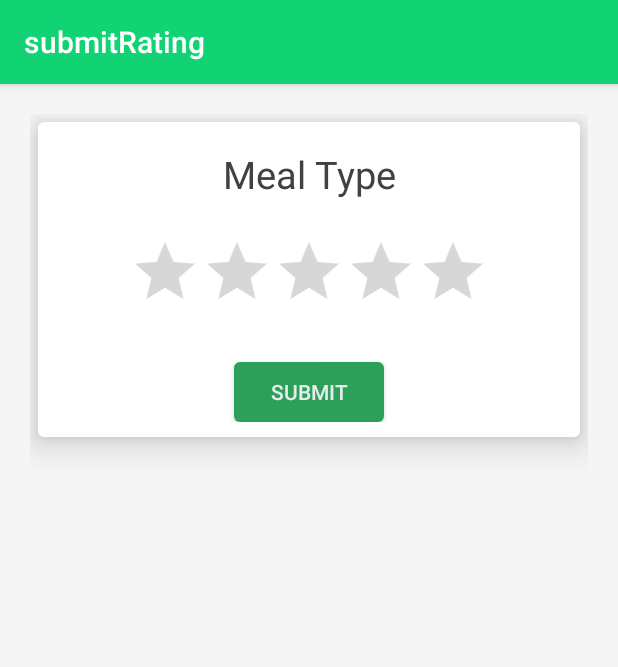
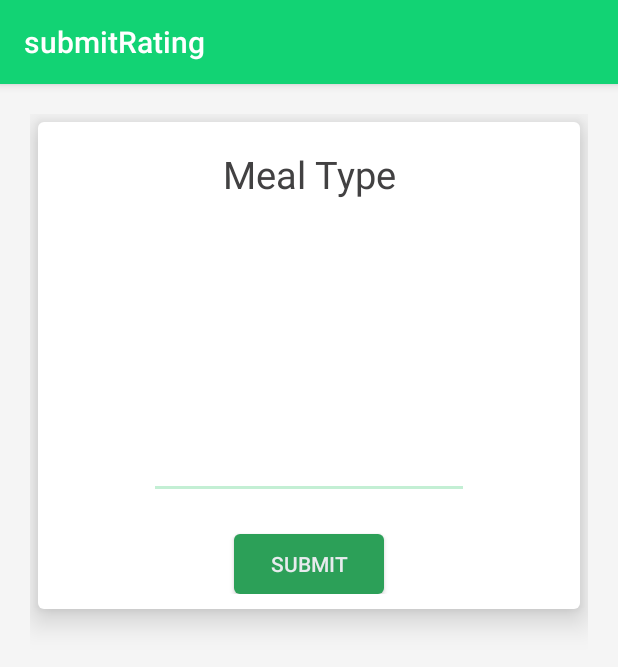
Before and after one commit to Korku02/disa, an Android app: the submitRating screen opened directly, with no data from a screen before it, on a phone screen of 412 x 824 dp. Shown: the top 667 px of the screen. Run offline under Robolectric (Android 15) with nearby library versions, the phone set to English and light mode, and no system bars; our stand-ins replace Volley; network calls fail.

Commit message:
Implemented comment and changed submit color

```diff
--- a/app/build.gradle
+++ b/app/build.gradle
@@ -2,7 +2,7 @@ apply plugin: 'com.android.application'
 
 android {
     compileSdkVersion 25
-    buildToolsVersion "25.0.3"
+    buildToolsVersion '26.0.2'
     defaultConfig {
         applicationId "iitd.messfeeback.myapplication"
         minSdkVersion 15
--- a/app/src/main/java/iitd/messfeeback/myapplication/submitRating.java
+++ b/app/src/main/java/iitd/messfeeback/myapplication/submitRating.java
@@ -9,6 +9,7 @@ import android.support.v7.widget.Toolbar;
 import android.text.format.DateFormat;
 import android.view.View;
 import android.widget.Button;
+import android.widget.EditText;
 import android.widget.RatingBar;
 import android.widget.TextView;
 import android.widget.Toast;
@@ -36,13 +37,15 @@ public class submitRating extends AppCompatActivity implements View.OnClickListe
     public static final String HOSTEL = "hostel";
     public static final  String RATING = "rating";
     public static final String MEAL_TYPE = "meal_type";
-    public static final String Comment = "comment";
+    public static final String COMMENT = "comment";
+
 
     private Button buttonSubmit;
     private RatingBar ratingBar;
     private String datetimeString , timeString , dateString;
     private TextView messType;
-    public static String messType1;
+    private EditText Comment;
+    public static String messType1, comment;
 
 
     @Override
@@ -55,8 +58,10 @@ public class submitRating extends AppCompatActivity implements View.OnClickListe
         buttonSubmit = (Button) findViewById(R.id.buttonSubmit);
         ratingBar = (RatingBar) findViewById(R.id.ratingBar);
         messType = (TextView) findViewById(R.id.messType);
+        Comment = (EditText) findViewById(R.id.comment);
+        buttonSubmit.setOnClickListener(this);
 
-        buttonSubmit.setOnClickListener(this);
+        comment = Comment.getText().toString();
 
     }
 
@@ -91,15 +96,12 @@ public class submitRating extends AppCompatActivity implements View.OnClickListe
             String mealType = "lunch";
             messType1 = mealType;
             messType.setText(mealType);
-
-
         }
 
         else if((st1 >=6 && st1<=10 && (t2.equals("a") || t2.equals("A") )  )){
             String mealType = "breakfast";
             messType1 = mealType;
             messType.setText(mealType);
-
         }
 
         else if((st1 >=6 && st1<=10 && (t2.equals("p") ||t2.equals("P") )  )) {
@@ -107,8 +109,6 @@ public class submitRating extends AppCompatActivity implements View.OnClickListe
             String mealType = "dinner";
             messType1 = mealType;
             messType.setText(mealType);
-
-
         }
 
         else{
@@ -132,6 +132,7 @@ public class submitRating extends AppCompatActivity implements View.OnClickListe
                             String feedbackDate = responseObj.getString("created");
                             String feedbackType = responseObj.getString("meal_type");
                             String feedbackRating = responseObj.getString("rating");
+                            String feedbackComment = responseObj.getString("Comment");
                             System.out.println("korku" + responseObj);
                             Toast.makeText(submitRating.this, "Submitted Succesfully",Toast.LENGTH_LONG ).show();
                             startActivity(new Intent(getApplicationContext(), successfulFeedback.class));
@@ -149,12 +150,8 @@ public class submitRating extends AppCompatActivity implements View.OnClickListe
                             editor.putString(Config.FEEDBACK_TYPE, feedbackType);
                             editor.putString(Config.FEEDBACK_RATING, feedbackRating);
 
-
-
                             //Saving values to editor
                             editor.apply();
-
-
 
                         } catch (JSONException e) {
                             // JSON error
@@ -189,10 +186,12 @@ public class submitRating extends AppCompatActivity implements View.OnClickListe
                 }){
             @Override
             public Map<String, String> getParams() throws AuthFailureError {
+
                 Map<String,String> params = new HashMap<String,String>();
                 params.put(HOSTEL,hostel);
                 params.put(RATING,rating);
                 params.put(MEAL_TYPE, messType1);
+                params.put(COMMENT, comment);
                 return params;
 
             }
@@ -209,19 +208,12 @@ public class submitRating extends AppCompatActivity implements View.OnClickListe
         RequestQueue requestQueue = Volley.newRequestQueue(this);
         requestQueue.add(stringRequest);
 
-
-
-
-
     }
 
     @Override
     public void onClick(View v) {
-
         if(v == buttonSubmit){
             saveFeedback();
-
-
         }
     }
 }
--- a/app/src/main/java/iitd/messfeeback/myapplication/userlogin.java
+++ b/app/src/main/java/iitd/messfeeback/myapplication/userlogin.java
@@ -117,6 +117,7 @@ public class userlogin extends AppCompatActivity implements View.OnClickListener
             //We will start the Profile Activity
             Intent intent = new Intent(userlogin.this, MainActivity.class);
             startActivity(intent);
+            finish();
         }
     }
 
--- a/app/src/main/res/layout/content_submit_rating.xml
+++ b/app/src/main/res/layout/content_submit_rating.xml
@@ -43,23 +43,36 @@
             android:id="@+id/ratingBar"
             android:layout_width="wrap_content"
             android:layout_height="wrap_content"
-            android:layout_centerVertical="true"
+            android:layout_below="@+id/messType"
             android:layout_centerHorizontal="true"
-            />
+            android:layout_marginTop="22dp"
+            android:theme="@style/RatingBar" />
+
+        <EditText
+            android:id="@+id/comment"
+            android:layout_width="wrap_content"
+            android:layout_height="wrap_content"
+            android:minHeight="100dp"
+            android:layout_below="@+id/ratingBar"
+            android:layout_centerHorizontal="true"
+            android:layout_marginTop="12dp"
+            android:ems="10"
+            android:inputType="textMultiLine" />
+
         <Button
+            android:id="@+id/buttonSubmit"
             android:layout_width="100dp"
             android:layout_height="40dp"
-            android:text="@string/submit_feedback"
+            android:layout_below="@+id/comment"
             android:layout_centerHorizontal="true"
-            android:layout_marginTop="150dp"
+            android:layout_marginTop="23dp"
             android:background="@drawable/roundbutton"
+            android:paddingBottom="4dp"
             android:paddingLeft="16dp"
             android:paddingRight="16dp"
             android:paddingTop="4dp"
-            android:paddingBottom="4dp"
-            android:textColor="@color/colorSolitude"
-            android:id="@+id/buttonSubmit"
-            />
+            android:text="@string/submit_feedback"
+            android:textColor="@color/colorSolitude" />
 
 
 
--- a/app/src/main/res/values/styles.xml
+++ b/app/src/main/res/values/styles.xml
@@ -20,6 +20,10 @@
     <style name="MyMaterialTheme" parent="MyMaterialTheme.Base">
 
     </style>
+    <style name="RatingBar" parent="Theme.AppCompat">
+        <item name="colorControlNormal">@color/colorWhite</item>
+        <item name="colorControlActivated">@color/colorPrimaryDark</item>
+    </style>
 
     <style name="MyMaterialTheme.Base" parent="Theme.AppCompat.Light.DarkActionBar">
         <item name="windowNoTitle">true</item>
--- a/build.gradle
+++ b/build.gradle
@@ -5,7 +5,7 @@ buildscript {
         jcenter()
     }
     dependencies {
-        classpath 'com.android.tools.build:gradle:2.3.3'
+        classpath 'com.android.tools.build:gradle:3.0.0'
 
         // NOTE: Do not place your application dependencies here; they belong
         // in the individual module build.gradle files
```
Also changed, not shown: gradle/wrapper/gradle-wrapper.properties, 13 other files.
